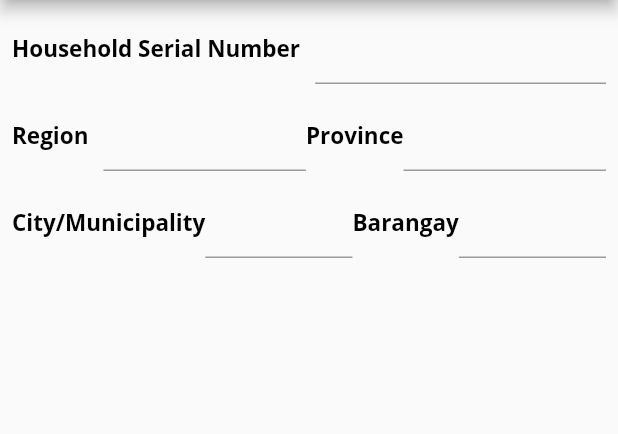
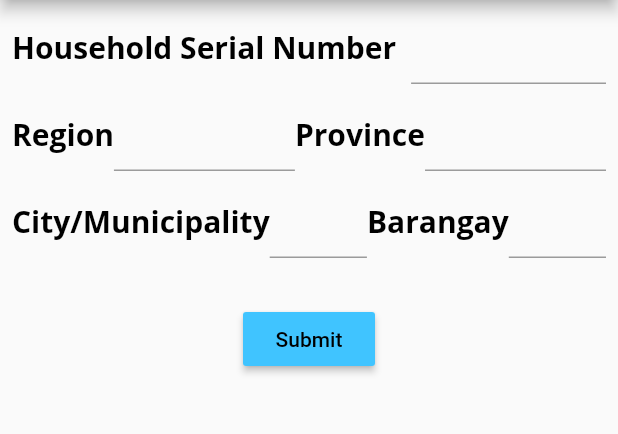
Before and after one commit to XylverXVI/HouseholdRegistration-v0.0, a Flutter app: the screen it shows after launch, on a phone screen of 412 x 824 dp, the part 84-518 px from its top. Run offline on Flutter 3.47's test engine with Material 2 defaults, Android fonts, the phone set to English and light mode, and no system bars; our stand-ins replace google_fonts.

Commit message:
App Files

```diff
--- a/lib/household.dart
+++ b/lib/household.dart
@@ -15,10 +15,10 @@ class _HHRegistrationFormState extends State<HHRegistrationForm> {
       appBar: AppBar(
         title: Text("Household Registration"),
       ),
-      body: SingleChildScrollView(
-        scrollDirection: Axis.vertical,
-        child: Padding(
-          padding: const EdgeInsets.all(8.0),
+      body: Padding(
+        padding: const EdgeInsets.all(8.0),
+        child: Container(
+          width: double.infinity,
           child: Column(
             children: <Widget>[
               Row(
@@ -33,14 +33,15 @@ class _HHRegistrationFormState extends State<HHRegistrationForm> {
                   ),
                 ],
               ),
-              filler(10,0),
+              filler(10, 0),
               Row(
                 children: <Widget>[
                   Text(
                     "Region",
                     style: styleText,
-                  ),filler(0, 10),
+                  ),
                   Expanded(
+                    flex: 2,
                     child: TextField(),
                   ),
                   Text(
@@ -48,11 +49,12 @@ class _HHRegistrationFormState extends State<HHRegistrationForm> {
                     style: styleText,
                   ),
                   Expanded(
+                    flex: 2,
                     child: TextField(),
                   ),
                 ],
               ),
-              filler(10,0),
+              filler(10, 0),
               Row(
                 children: <Widget>[
                   Text(
@@ -60,6 +62,7 @@ class _HHRegistrationFormState extends State<HHRegistrationForm> {
                     style: styleText,
                   ),
                   Expanded(
+                    flex: 2,
                     child: TextField(),
                   ),
                   Text(
@@ -67,9 +70,27 @@ class _HHRegistrationFormState extends State<HHRegistrationForm> {
                     style: styleText,
                   ),
                   Expanded(
+                    flex: 2,
                     child: TextField(),
                   ),
                 ],
+              ),
+              filler(30, 0),
+              Center(
+                child: RaisedButton(
+                  onPressed: (){},
+                  textColor: Colors.black,
+                  color: Colors.lightBlueAccent,
+                  child: Text("Submit"),
+                  /*child: Container(
+                    width: 50,
+                    height: 50,
+                    decoration: BoxDecoration(
+                      color: Colors.lightBlueAccent
+                    ),
+                  ),
+                  */
+                ),
               ),
             ],
           ),
@@ -82,7 +103,7 @@ class _HHRegistrationFormState extends State<HHRegistrationForm> {
 TextStyle styleText = GoogleFonts.openSans(
   color: Colors.black,
   fontWeight: FontWeight.bold,
-  fontSize: 15,
+  fontSize: 20,
 );
 
 filler(double h, double w) {
```
